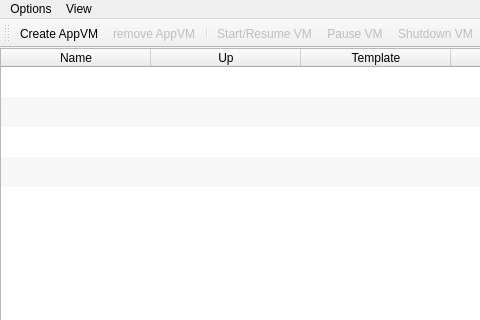
Old version of the form mainwindow.ui in the repository QubesOS/qubes-manager; both pictures show x 0 to 480 and y 0 to 320 of the 821 by 600 pixel window.
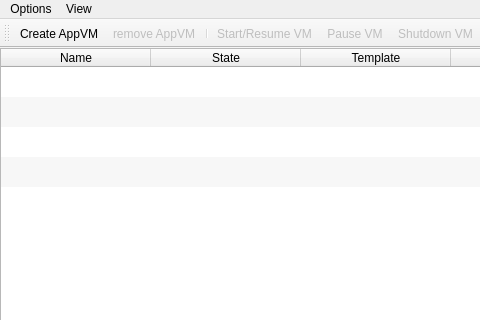
New version of the form. Icons and pictures are not drawn.

Commit message: Vm state column with on/off, update state, blk icons

What changed in the file:
```diff
--- a/mainwindow.ui
+++ b/mainwindow.ui
@@ -150,7 +150,7 @@
       </column>
       <column>
        <property name="text">
-        <string>Up</string>
+        <string>State</string>
        </property>
        <property name="toolTip">
         <string>Update info</string>
```
Left out of the diff: 6 changed lines with no effect on the pictures. The commit also changes 1 other file.
